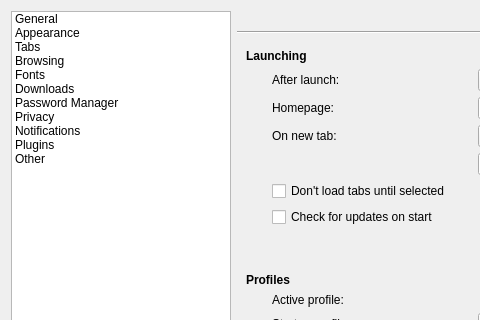
Old version of the form src/lib/preferences/preferences.ui in the repository QupZilla/qupzilla; both pictures show x 0 to 480 and y 0 to 320 of the 800 by 500 pixel window.
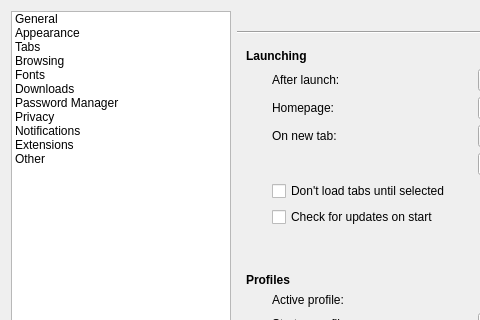
New version of the form.

Commit message: Various changes in starting application. - constantly renaimed app plugins to Extensions

Patch:
```diff
--- a/src/lib/preferences/preferences.ui
+++ b/src/lib/preferences/preferences.ui
@@ -166,7 +166,7 @@
      </item>
      <item>
       <property name="text">
-       <string>Plugins</string>
+       <string>Extensions</string>
       </property>
       <property name="whatsThis">
        <string notr="true">9</string>
```
The commit also changes 9 other files.
